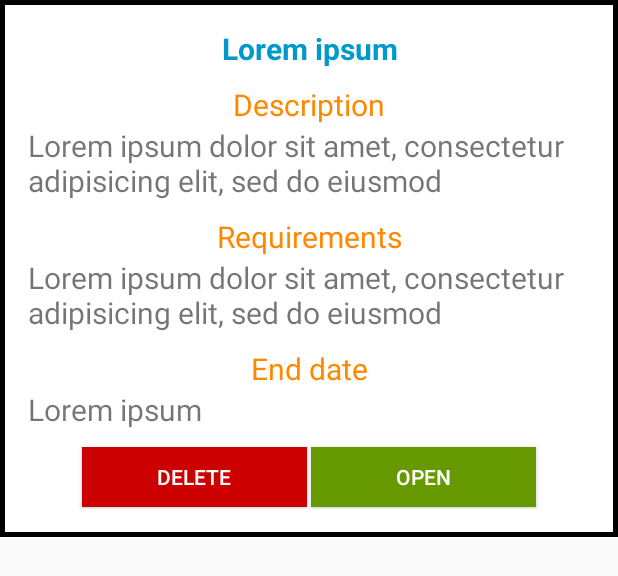
After one commit to absicamara/baara_App, an Android app: the layout offer_dialog.xml on its own in the app's theme, with its tools: preview values and no code run, on a phone screen of 412 x 824 dp. The commit adds this screen. Shown: the top 576 px of the screen. Run offline under Robolectric (Android 15) with nearby library versions, the phone set to English and light mode, and no system bars.

Commit message:
add delete funcitonality

```diff
--- a/app/src/main/java/net/geeksh/baaraapp/CustomViewAdapter.java
+++ b/app/src/main/java/net/geeksh/baaraapp/CustomViewAdapter.java
@@ -43,7 +43,7 @@ public class CustomViewAdapter extends ArrayAdapter<Offer> {
 
 
             // dynamically update the text from the array
-            txtViewJobTitle.setText(singleFoodItem.jobTitle);
+            txtViewJobTitle.setText(singleFoodItem.jobTitle + " - " + singleFoodItem.offerId);
             txtViewJobDescription.setText(singleFoodItem.description + "...");
             // using the same image every time
             buckysImage.setImageResource(R.drawable.ic_business_center_black_24dp);
--- a/app/src/main/java/net/geeksh/baaraapp/Offer.java
+++ b/app/src/main/java/net/geeksh/baaraapp/Offer.java
@@ -45,7 +45,7 @@ public class Offer  {
         this.endDate = endDate;
         this.description = description;
 //        created_at = getTimeStamp();
-        this.offerId = ++id;
+        this.offerId = offerId;
 
     }
 
--- /dev/null
+++ b/app/src/main/res/layout/offer_dialog.xml
@@ -0,0 +1,108 @@
+<?xml version="1.0" encoding="utf-8"?>
+<RelativeLayout xmlns:android="http://schemas.android.com/apk/res/android"
+    android:layout_width="match_parent" android:layout_height="wrap_content"
+    android:background="#000"
+
+    >
+
+
+    <LinearLayout
+        android:layout_margin="3dp"
+        android:background="#fff"
+        android:padding="15dp"
+        android:layout_width="match_parent"
+        android:layout_height="wrap_content"
+        android:orientation="vertical">
+
+        <TextView
+            android:id="@+id/txtViewDialogJobTitle"
+            android:layout_width="match_parent"
+            android:layout_height="wrap_content"
+            android:text="@string/dummy_text"
+            android:gravity="center"
+            android:textColor="@android:color/holo_blue_dark"
+            android:textStyle="bold"
+            android:textSize="20sp"/>
+
+        <TextView
+
+            android:layout_width="match_parent"
+            android:layout_height="wrap_content"
+            android:textSize="20sp"
+            android:gravity="center"
+            android:layout_marginTop="10dp"
+            android:textColor="@android:color/holo_orange_dark"
+            android:text="@string/job_description"/>
+
+        <TextView
+            android:id="@+id/txtViewDialogJobDesc"
+            android:layout_width="match_parent"
+            android:layout_height="wrap_content"
+            android:text="@string/dummy_text_long"
+            android:gravity="left"
+            android:textSize="20sp"/>
+
+        <TextView
+            android:layout_width="match_parent"
+            android:layout_height="wrap_content"
+            android:textSize="20sp"
+            android:layout_marginTop="10dp"
+            android:gravity="center"
+            android:textColor="@android:color/holo_orange_dark"
+            android:text="@string/job_requirements"/>
+
+        <TextView
+            android:id="@+id/txtViewDialogJobReq"
+            android:layout_width="match_parent"
+            android:layout_height="wrap_content"
+            android:text="@string/dummy_text_long"
+            android:gravity="left"
+            android:textSize="20sp"/>
+
+        <TextView
+            android:layout_width="match_parent"
+            android:layout_height="wrap_content"
+            android:textSize="20sp"
+            android:layout_marginTop="10dp"
+            android:gravity="center"
+            android:textColor="@android:color/holo_orange_dark"
+            android:text="@string/offer_end_date"/>
+
+        <TextView
+            android:id="@+id/txtViewDialogJobEndDate"
+            android:layout_width="match_parent"
+            android:layout_height="wrap_content"
+            android:text="@string/dummy_text"
+            android:gravity="left"
+            android:textSize="20sp"/>
+
+        <LinearLayout
+            android:layout_marginTop="10dp"
+            android:layout_width="match_parent"
+            android:layout_height="wrap_content"
+            android:gravity="center"
+            android:orientation="horizontal">
+
+            <Button
+                android:id="@+id/buttonDialogDelete"
+                android:layout_width="150dp"
+                android:layout_height="40dp"
+                android:text="Delete"
+                android:layout_margin="1dp"
+                android:textColor="#fff"
+                android:background="@android:color/holo_red_dark"/>
+
+            <Button
+                android:id="@+id/buttonDialogEdit"
+                android:layout_width="150dp"
+                android:layout_margin="1dp"
+                android:layout_height="40dp"
+                android:text="Open"
+                android:textColor="#fff"
+                android:background="@android:color/holo_green_dark"/>
+        </LinearLayout>
+
+
+    </LinearLayout>
+
+</RelativeLayout>
--- a/app/src/main/res/values/strings.xml
+++ b/app/src/main/res/values/strings.xml
@@ -45,11 +45,12 @@
     <string name="job_description">Description</string>
     <string name="start_date">Start Date</string>
     <string name="offer_create_btn">CREATE</string>
-    <string name="job_requirements">Requirements</string>
     <string name="offer_city">City</string>
     <string name="offer_country">Country</string>
     <string name="end_date">End Date</string>
     <string name="dummy_text">Lorem ipsum</string>
     <string name="dummy_text_long">Lorem ipsum dolor sit amet, consectetur adipisicing elit, sed do eiusmod</string>
     <string name="empty_field_error">Empty field found</string>
+    <string name="job_requirements">Requirements</string>
+    <string name="offer_end_date">End date</string>
 </resources>
```
Also changed, not shown: app/src/main/java/net/geeksh/baaraapp/MyofferActivity.java (+47 -28 lines).
